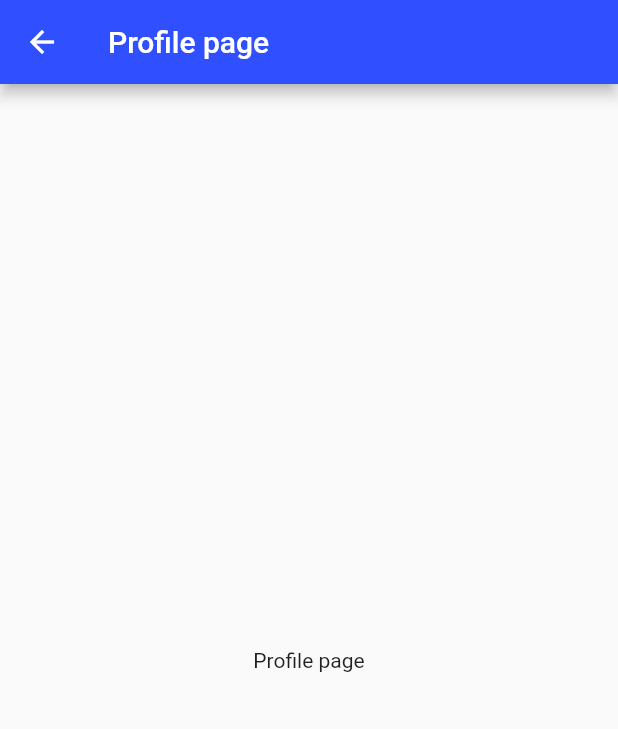
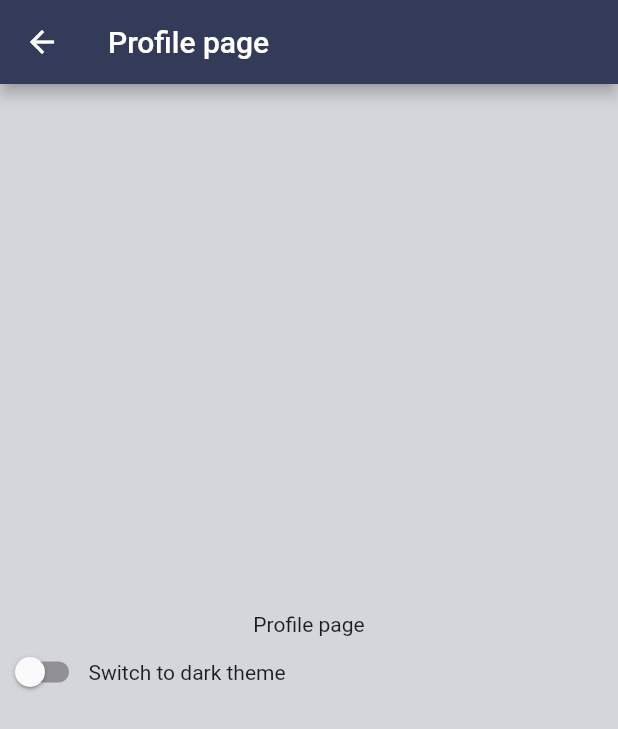
Before and after one commit to GregoryKogan/Insighter-Frontend, a Flutter app: the Profile screen opened directly, on a phone screen of 412 x 824 dp. Shown: the top 729 px of the screen. Run offline on Flutter 3.47's test engine with Material 2 defaults, Android fonts, the phone set to English and light mode, and no system bars; our stand-ins replace get, get_storage; accounts and stored records are empty.

Commit message:
Few colors added to themes

```diff
--- a/mw_insider/lib/theming/theme_service.dart
+++ b/mw_insider/lib/theming/theme_service.dart
@@ -9,7 +9,7 @@ class ThemeService {
   /// Get isDarkMode info from local storage and return ThemeMode
   ThemeMode get theme => _loadThemeFromBox() ? ThemeMode.dark : ThemeMode.light;
 
-  /// Load isDArkMode from local storage and if it's empty, returns false (that means default theme is light)
+  /// Load isDarkMode from local storage and if it's empty, returns false (that means default theme is light)
   bool _loadThemeFromBox() => _box.read(_key) ?? false;
 
   /// Save isDarkMode to local storage
--- a/mw_insider/lib/theming/themes.dart
+++ b/mw_insider/lib/theming/themes.dart
@@ -2,9 +2,23 @@ import 'package:flutter/material.dart';
 
 class Themes {
   static final light = ThemeData.light().copyWith(
-    backgroundColor: Colors.white,
+    scaffoldBackgroundColor: const Color(0xffd5d6db),
+    canvasColor: const Color(0xffd5d6db),
+    primaryColor: const Color(0xff965027),
+    disabledColor: const Color(0xff9699a3),
+    toggleableActiveColor: const Color(0xff33635c),
+    appBarTheme: const AppBarTheme(
+      backgroundColor: Color(0xff343b58),
+    ),
   );
   static final dark = ThemeData.dark().copyWith(
-    backgroundColor: Colors.black,
+    scaffoldBackgroundColor: const Color(0xff1a1b26),
+    canvasColor: const Color(0xff24283b),
+    primaryColor: const Color(0xffff9e64),
+    disabledColor: const Color(0xff565f89),
+    toggleableActiveColor: const Color(0xff73daca),
+    appBarTheme: const AppBarTheme(
+      backgroundColor: Color(0xff414868),
+    ),
   );
 }
--- a/mw_insider/lib/views/about.dart
+++ b/mw_insider/lib/views/about.dart
@@ -1,4 +1,5 @@
 import 'package:flutter/material.dart';
+import 'package:get/get.dart';
 
 class About extends StatelessWidget {
   const About({Key? key}) : super(key: key);
@@ -8,7 +9,6 @@ class About extends StatelessWidget {
     return Scaffold(
       appBar: AppBar(
         title: const Text('About page'),
-        backgroundColor: Colors.indigoAccent[700],
       ),
       body: const Center(child: Text('About page')),
     );
--- a/mw_insider/lib/views/home.dart
+++ b/mw_insider/lib/views/home.dart
@@ -1,4 +1,5 @@
 import 'package:flutter/material.dart';
+import 'package:get/get.dart';
 
 class Home extends StatelessWidget {
   const Home({Key? key}) : super(key: key);
@@ -8,7 +9,6 @@ class Home extends StatelessWidget {
     return Scaffold(
       appBar: AppBar(
         title: const Text('Home page'),
-        backgroundColor: Colors.indigoAccent[700],
       ),
       body: const Center(child: Text('Home page')),
     );
--- a/mw_insider/lib/views/profile.dart
+++ b/mw_insider/lib/views/profile.dart
@@ -1,4 +1,5 @@
 import 'package:flutter/material.dart';
+import 'package:mw_insider/widgets/theme_switch.dart';
 
 class Profile extends StatelessWidget {
   const Profile({Key? key}) : super(key: key);
@@ -8,9 +9,15 @@ class Profile extends StatelessWidget {
     return Scaffold(
       appBar: AppBar(
         title: const Text('Profile page'),
-        backgroundColor: Colors.indigoAccent[700],
       ),
-      body: const Center(child: Text('Profile page')),
+      body: Center(
+          child: Column(
+        mainAxisAlignment: MainAxisAlignment.center,
+        children: const [
+          Text('Profile page'),
+          ThemeSwitch(),
+        ],
+      )),
     );
   }
 }
--- a/mw_insider/lib/views/stroll.dart
+++ b/mw_insider/lib/views/stroll.dart
@@ -8,7 +8,6 @@ class Stroll extends StatelessWidget {
     return Scaffold(
       appBar: AppBar(
         title: const Text('Stroll page'),
-        backgroundColor: Colors.indigoAccent[700],
       ),
       body: const Center(child: Text('Stroll page')),
     );
--- a/mw_insider/lib/widgets/bottom_nav.dart
+++ b/mw_insider/lib/widgets/bottom_nav.dart
@@ -33,9 +33,9 @@ class _BottomNavState extends State<BottomNav> {
             icon: Icon(Icons.question_answer), label: 'About'),
       ],
       currentIndex: _selectedIndex,
-      selectedItemColor: Colors.indigoAccent[700],
+      selectedItemColor: context.theme.primaryColor,
       onTap: _onItemTapped,
-      unselectedItemColor: Colors.deepPurple[900],
+      unselectedItemColor: context.theme.disabledColor,
     );
   }
 }
```
